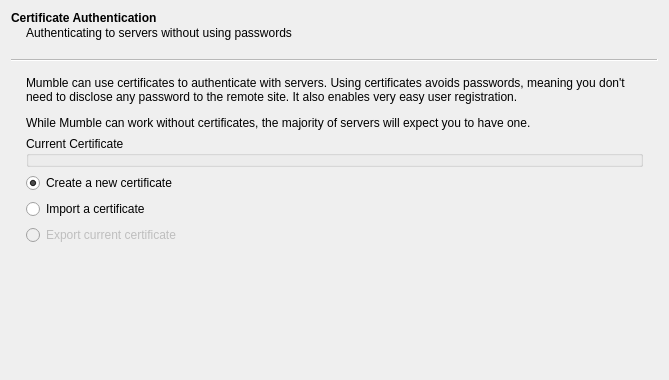
The window that src/mumble/Cert.ui (mumble-voip/mumble) describes before a commit, drawn with Qt 5; both pictures show x 0 to 669 and y 0 to 380 of the 669 by 606 pixel window.
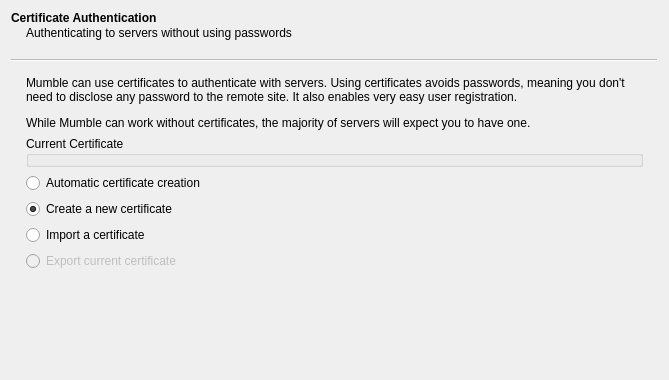
The same window after the commit. Icons and pictures are not drawn. Custom widgets are drawn as their Qt base class.

Commit message: Quickgenerate certificate for lazy users

The edit to the form file:
```diff
--- a/src/mumble/Cert.ui
+++ b/src/mumble/Cert.ui
@@ -47,6 +47,23 @@
       </property>
      </widget>
     </item>
+    <item>
+     <widget class="QRadioButton" name="qrbQuick">
+      <property name="text">
+       <string>Automatic certificate creation</string>
+      </property>
+      <property name="icon">
+       <iconset resource="mumble_tango.qrc">
+        <normaloff>:/actions/bookmark-new.svg</normaloff>:/actions/bookmark-new.svg</iconset>
+      </property>
+      <property name="iconSize">
+       <size>
+        <width>32</width>
+        <height>32</height>
+       </size>
+      </property>
+     </widget>
+    </item>
     <item>
      <widget class="QRadioButton" name="qrbCreate">
       <property name="toolTip">
```
The commit also changes 4 other files.
